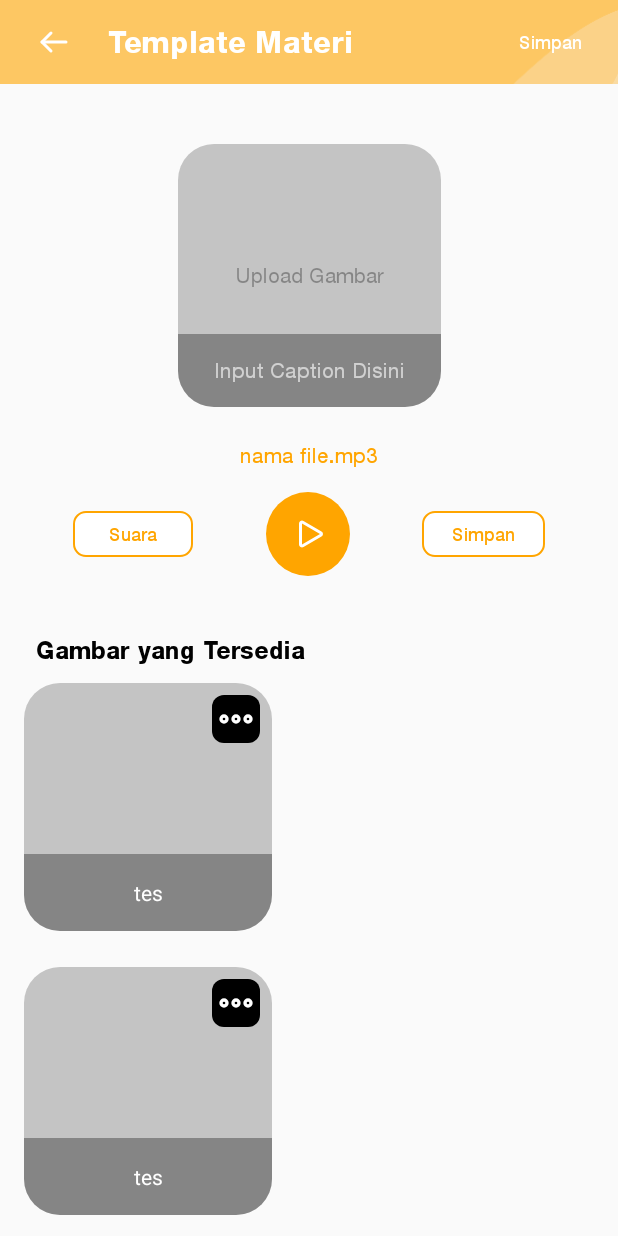
After one commit to affand20/kupompong-id, an Android app: the layout fragment_tambah_materi.xml on its own in the app's theme, with its tools: preview values and no code run, on a phone screen of 412 x 824 dp. The commit adds this screen. Run offline under Robolectric (Android 15) with nearby library versions, the phone set to English and light mode, and no system bars.

Commit message:
add more layout

```diff
--- /dev/null
+++ b/app/src/main/res/drawable/bottom_clip_materi_item.xml
@@ -0,0 +1,11 @@
+<?xml version="1.0" encoding="utf-8"?>
+<shape xmlns:android="http://schemas.android.com/apk/res/android"
+    android:shape="rectangle">
+
+    <corners
+        android:bottomLeftRadius="24dp"
+        android:bottomRightRadius="24dp" />
+
+    <solid android:color="@color/colorBlackTrans" />
+
+</shape>
--- /dev/null
+++ b/app/src/main/res/drawable/btn_circle_primary.xml
@@ -0,0 +1,7 @@
+<?xml version="1.0" encoding="utf-8"?>
+<shape xmlns:android="http://schemas.android.com/apk/res/android" android:shape="rectangle">
+
+    <solid android:color="@color/colorPrimaryDark" />
+    <corners android:radius="56dp" />
+
+</shape>
--- /dev/null
+++ b/app/src/main/res/drawable/btn_round_outlined_primary.xml
@@ -0,0 +1,11 @@
+<?xml version="1.0" encoding="utf-8"?>
+<shape xmlns:android="http://schemas.android.com/apk/res/android"
+    android:shape="rectangle">
+
+    <stroke android:color="@color/colorPrimaryDark"
+        android:width="1dp"/>
+    <corners android:radius="8dp" />
+    <solid android:color="@color/white"/>
+
+
+</shape>
--- /dev/null
+++ b/app/src/main/res/drawable/btn_square_round_black.xml
@@ -0,0 +1,8 @@
+<?xml version="1.0" encoding="utf-8"?>
+<shape xmlns:android="http://schemas.android.com/apk/res/android"
+    android:shape="rectangle">
+
+    <solid android:color="@color/black" />
+    <corners android:radius="8dp" />
+
+</shape>
--- /dev/null
+++ b/app/src/main/res/drawable/round_img_input_materi.xml
@@ -0,0 +1,13 @@
+<?xml version="1.0" encoding="utf-8"?>
+<shape xmlns:android="http://schemas.android.com/apk/res/android"
+    android:shape="rectangle">
+
+    <corners android:radius="24dp" />
+    <solid android:color="@color/text_placeholder" />
+    <padding
+        android:right="64dp"
+        android:left="64dp"
+        android:bottom="64dp"
+        android:top="64dp" />
+
+</shape>
--- /dev/null
+++ b/app/src/main/res/layout/fragment_tambah_materi.xml
@@ -0,0 +1,206 @@
+<?xml version="1.0" encoding="utf-8"?>
+<androidx.constraintlayout.widget.ConstraintLayout xmlns:android="http://schemas.android.com/apk/res/android"
+    xmlns:app="http://schemas.android.com/apk/res-auto"
+    xmlns:tools="http://schemas.android.com/tools"
+    android:layout_width="match_parent"
+    android:layout_height="match_parent"
+    tools:context=".ui.materi.create.TambahMateriFragment">
+
+    <androidx.core.widget.NestedScrollView
+        android:layout_width="match_parent"
+        android:layout_height="match_parent">
+
+        <androidx.constraintlayout.widget.ConstraintLayout
+            android:layout_width="match_parent"
+            android:layout_height="match_parent">
+
+            <ImageView
+                android:id="@+id/imageView5"
+                android:layout_width="0dp"
+                android:layout_height="?attr/actionBarSize"
+                android:adjustViewBounds="true"
+                android:scaleType="centerCrop"
+                android:src="@drawable/app_bar"
+                app:layout_constraintEnd_toEndOf="parent"
+                app:layout_constraintStart_toStartOf="parent"
+                app:layout_constraintTop_toTopOf="parent" />
+
+            <ImageButton
+                android:id="@+id/btn_back"
+                android:layout_width="24dp"
+                android:layout_height="24dp"
+                android:layout_marginStart="24dp"
+                android:layout_marginTop="24dp"
+                android:layout_marginBottom="24dp"
+                android:background="?attr/selectableItemBackgroundBorderless"
+                android:src="@drawable/ic_back"
+                app:layout_constraintBottom_toBottomOf="@+id/imageView5"
+                app:layout_constraintStart_toStartOf="parent"
+                app:layout_constraintTop_toTopOf="parent" />
+
+            <TextView
+                android:id="@+id/textView7"
+                style="@style/BaseHelvHeavy.TitleText.AppBar"
+                android:layout_width="wrap_content"
+                android:layout_height="wrap_content"
+                android:layout_marginStart="24dp"
+                android:text="Template Materi"
+                app:layout_constraintBottom_toBottomOf="@+id/btn_back"
+                app:layout_constraintStart_toEndOf="@+id/btn_back"
+                app:layout_constraintTop_toTopOf="@+id/btn_back" />
+
+            <TextView
+                android:id="@+id/btn_save"
+                style="@style/BaseHelvMedium"
+                android:layout_width="wrap_content"
+                android:layout_height="wrap_content"
+                android:layout_marginEnd="24dp"
+                android:text="Simpan"
+                android:textColor="@color/white"
+                android:textSize="12sp"
+                app:layout_constraintBottom_toBottomOf="@+id/imageView5"
+                app:layout_constraintEnd_toEndOf="@+id/imageView5"
+                app:layout_constraintTop_toTopOf="parent" />
+
+            <ImageView
+                android:id="@+id/iv_input_img"
+                android:layout_width="175dp"
+                android:layout_height="175dp"
+                android:layout_marginTop="40dp"
+                android:background="@drawable/round_img_input_materi"
+                app:layout_constraintEnd_toEndOf="parent"
+                app:layout_constraintStart_toStartOf="parent"
+                app:layout_constraintTop_toBottomOf="@+id/imageView5" />
+
+            <TextView
+                android:id="@+id/tv_state_upload_img"
+                android:layout_width="wrap_content"
+                android:layout_height="wrap_content"
+                android:text="Upload Gambar"
+                style="@style/BaseHelvRoman"
+                android:textColor="@color/colorBlackTrans"
+                app:layout_constraintBottom_toBottomOf="@+id/iv_input_img"
+                app:layout_constraintEnd_toEndOf="@+id/iv_input_img"
+                app:layout_constraintStart_toStartOf="@+id/iv_input_img"
+                app:layout_constraintTop_toTopOf="@+id/iv_input_img" />
+
+            <EditText
+                android:id="@+id/edt_option_text"
+                android:layout_width="0dp"
+                android:layout_height="wrap_content"
+                android:background="@drawable/bottom_clip_materi_item"
+                android:inputType="textCapWords"
+                android:paddingStart="8dp"
+                android:paddingTop="16dp"
+                android:paddingEnd="8dp"
+                android:paddingBottom="16dp"
+                android:textAlignment="center"
+                android:hint="Input Caption Disini"
+                android:textColor="@color/white"
+                style="@style/BaseHelvMedium"
+                android:textColorHint="@color/white_trans"
+                android:textSize="14sp"
+                app:layout_constraintBottom_toBottomOf="@+id/iv_input_img"
+                app:layout_constraintEnd_toEndOf="@+id/iv_input_img"
+                app:layout_constraintStart_toStartOf="@+id/iv_input_img"
+                />
+
+            <TextView
+                android:id="@+id/textView8"
+                style="@style/BaseHelvMedium"
+                android:layout_width="wrap_content"
+                android:layout_height="wrap_content"
+                android:layout_marginStart="24dp"
+                android:layout_marginTop="24dp"
+                android:layout_marginEnd="24dp"
+                android:text="nama file.mp3"
+                android:textColor="@color/colorPrimaryDark"
+                android:textSize="14sp"
+                app:layout_constraintEnd_toEndOf="parent"
+                app:layout_constraintStart_toStartOf="parent"
+                app:layout_constraintTop_toBottomOf="@+id/iv_input_img" />
+
+            <ImageButton
+                android:id="@+id/btn_play"
+                android:layout_width="wrap_content"
+                android:layout_height="wrap_content"
+                android:layout_marginTop="16dp"
+                android:background="@drawable/btn_circle_primary"
+                android:padding="16dp"
+                android:src="@drawable/ic_play"
+                app:layout_constraintEnd_toStartOf="@+id/btn_simpan_pilihan"
+                app:layout_constraintHorizontal_bias="0.5"
+                app:layout_constraintStart_toEndOf="@+id/btn_suara"
+                app:layout_constraintTop_toBottomOf="@+id/textView8" />
+
+            <TextView
+                android:id="@+id/btn_suara"
+                style="@style/BaseHelvMedium"
+                android:layout_width="wrap_content"
+                android:layout_height="wrap_content"
+                android:background="@drawable/btn_round_outlined_primary"
+                android:paddingStart="24dp"
+                android:paddingTop="8dp"
+                android:paddingEnd="24dp"
+                android:paddingBottom="8dp"
+                android:text="Suara"
+                android:textColor="@color/colorPrimaryDark"
+                android:textSize="12sp"
+                app:layout_constraintBottom_toBottomOf="@+id/btn_play"
+                app:layout_constraintEnd_toStartOf="@+id/btn_play"
+                app:layout_constraintHorizontal_bias="0.5"
+                app:layout_constraintHorizontal_chainStyle="spread"
+                app:layout_constraintStart_toStartOf="parent"
+                app:layout_constraintTop_toTopOf="@+id/btn_play" />
+
+            <TextView
+                android:id="@+id/btn_simpan_pilihan"
+                style="@style/BaseHelvMedium"
+                android:layout_width="wrap_content"
+                android:layout_height="wrap_content"
+                android:background="@drawable/btn_round_outlined_primary"
+                android:paddingStart="20dp"
+                android:paddingTop="8dp"
+                android:paddingEnd="20dp"
+                android:paddingBottom="8dp"
+                android:text="Simpan"
+                android:textColor="@color/colorPrimaryDark"
+                android:textSize="12sp"
+                app:layout_constraintBottom_toBottomOf="@+id/btn_play"
+                app:layout_constraintEnd_toEndOf="parent"
+                app:layout_constraintHorizontal_bias="0.5"
+                app:layout_constraintStart_toEndOf="@+id/btn_play"
+                app:layout_constraintTop_toTopOf="@+id/btn_play" />
+
+            <TextView
+                android:id="@+id/textView9"
+                style="@style/BaseHelvHeavy"
+                android:layout_width="wrap_content"
+                android:layout_height="wrap_content"
+                android:layout_marginStart="24dp"
+                android:layout_marginTop="40dp"
+                android:text="Gambar yang Tersedia"
+                android:textColor="@color/black"
+                android:textSize="16sp"
+                app:layout_constraintStart_toStartOf="parent"
+                app:layout_constraintTop_toBottomOf="@+id/btn_play" />
+
+            <androidx.recyclerview.widget.RecyclerView
+                android:id="@+id/rv_item_jawaban"
+                android:layout_width="0dp"
+                android:layout_height="wrap_content"
+                android:nestedScrollingEnabled="false"
+                app:layout_constraintEnd_toEndOf="parent"
+                app:layout_constraintHorizontal_bias="0.0"
+                app:layout_constraintStart_toStartOf="parent"
+                app:layout_constraintTop_toBottomOf="@+id/textView9"
+                app:spanCount="2"
+                tools:itemCount="10"
+                tools:layoutManager="androidx.recyclerview.widget.GridLayoutManager"
+                tools:listitem="@layout/item_pilihan_jawaban_materi" />
+
+        </androidx.constraintlayout.widget.ConstraintLayout>
+
+    </androidx.core.widget.NestedScrollView>
+
+</androidx.constraintlayout.widget.ConstraintLayout>
--- /dev/null
+++ b/app/src/main/res/layout/item_pilihan_jawaban_materi.xml
@@ -0,0 +1,53 @@
+<?xml version="1.0" encoding="utf-8"?>
+<androidx.constraintlayout.widget.ConstraintLayout xmlns:android="http://schemas.android.com/apk/res/android"
+    android:layout_width="wrap_content"
+    android:layout_height="wrap_content"
+    android:layout_marginStart="16dp"
+    android:layout_marginTop="12dp"
+    android:layout_marginBottom="12dp"
+    android:layout_marginEnd="16dp"
+    xmlns:app="http://schemas.android.com/apk/res-auto"
+    xmlns:tools="http://schemas.android.com/tools">
+
+    <ImageView
+        android:id="@+id/iv_input_img"
+        android:layout_width="165dp"
+        android:layout_height="165dp"
+        android:layout_marginTop="40dp"
+        android:background="@drawable/round_img_input_materi"
+        app:layout_constraintEnd_toEndOf="parent"
+        app:layout_constraintStart_toStartOf="parent"
+        app:layout_constraintTop_toBottomOf="@+id/imageView5" />
+
+    <EditText
+        android:id="@+id/edt_option_text"
+        android:layout_width="0dp"
+        android:layout_height="wrap_content"
+        android:background="@drawable/bottom_clip_materi_item"
+        android:inputType="textCapWords"
+        android:paddingStart="32dp"
+        android:paddingTop="16dp"
+        android:paddingEnd="32dp"
+        android:paddingBottom="16dp"
+        android:textAlignment="center"
+        android:textColor="@color/white"
+        android:textColorHint="@color/white"
+        android:textSize="14sp"
+        app:layout_constraintBottom_toBottomOf="@+id/iv_input_img"
+        app:layout_constraintEnd_toEndOf="@+id/iv_input_img"
+        app:layout_constraintStart_toStartOf="@+id/iv_input_img"
+        tools:text="tes" />
+
+    <ImageButton
+        android:id="@+id/btn_filter"
+        android:layout_width="wrap_content"
+        android:layout_height="wrap_content"
+        android:layout_marginTop="8dp"
+        android:layout_marginEnd="8dp"
+        android:background="@drawable/btn_square_round_black"
+        android:padding="4dp"
+        android:src="@drawable/ic_more"
+        app:layout_constraintEnd_toEndOf="@+id/iv_input_img"
+        app:layout_constraintTop_toTopOf="parent" />
+
+</androidx.constraintlayout.widget.ConstraintLayout>
--- a/app/src/main/res/navigation/mobile_navigation.xml
+++ b/app/src/main/res/navigation/mobile_navigation.xml
@@ -27,4 +27,9 @@
         android:name="id.trydev.kupompong.ui.anak.tambah.TambahAnakFragment"
         android:label="tambah_anak_fragment"
         tools:layout="@layout/fragment_tambah_anak" />
+    <fragment
+        android:id="@+id/tambahMateriFragment"
+        android:name="id.trydev.kupompong.ui.materi.create.TambahMateriFragment"
+        android:label="fragment_tambah_materi"
+        tools:layout="@layout/fragment_tambah_materi" />
 </navigation>
--- a/app/src/main/res/values/colors.xml
+++ b/app/src/main/res/values/colors.xml
@@ -5,7 +5,9 @@
     <color name="colorAccent">#111011</color>
     <color name="black">#000000</color>
     <color name="white">#ffffff</color>
+    <color name="white_trans">#9FFFFFFF</color>
     <color name="text_placeholder">#c4c4c4</color>
     <color name="text_disable">#adadad</color>
     <color name="soft_grey">#e7e7e7</color>
+    <color name="colorBlackTrans">#59111011</color>
 </resources>
```
Also changed, not shown: app/src/main/java/id/trydev/kupompong/ui/materi/create/TambahMateriFragment.kt (added, +32 -0 lines), app/src/main/java/id/trydev/kupompong/ui/materi/create/TambahMateriViewModel.kt (added, +7 -0 lines), app/src/main/java/id/trydev/kupompong/ui/terapi/fase4/Fase4Fragment.kt (added, +32 -0 lines), app/src/main/java/id/trydev/kupompong/ui/terapi/fase4/Fase4ViewModel.kt (added, +7 -0 lines), app/src/main/res/drawable/btn_circle_primary_outline.xml (added, +8 -0 lines), app/src/main/res/drawable/outlined_box_question.xml (added, +9 -0 lines), app/src/main/res/layout/fragment_fase4.xml (added, +189 -0 lines), app/src/main/res/layout/fragment_materi.xml (+12 -0 lines), app/src/main/res/layout/item_pilihan_jawaban.xml (added, +41 -0 lines).
